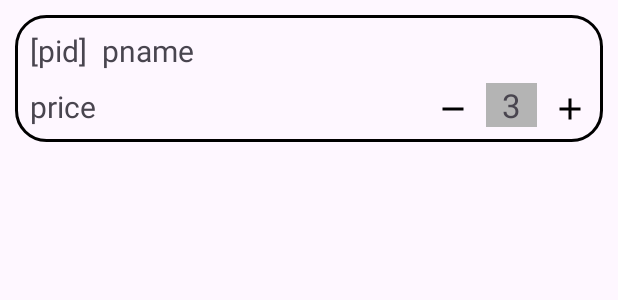
After one commit to Git-DXJasper/ECart-App, an Android app: the layout vh_incart_item.xml on its own in the app's theme, with its tools: preview values and no code run, on a phone screen of 412 x 824 dp. The commit adds this screen. Shown: the top 300 px of the screen. Run offline under Robolectric (Android 15) with nearby library versions, the phone set to English and light mode, and no system bars.

Commit message:
implemented add to cart feautre, now items in cart is stored in RoomDB

```diff
--- a/app/src/main/java/com/dongze/ecart/view/cart/CartFragment.kt
+++ b/app/src/main/java/com/dongze/ecart/view/cart/CartFragment.kt
@@ -25,8 +25,7 @@ class CartFragment : Fragment() {
 
     override fun onViewCreated(view: View, savedInstanceState: Bundle?) {
         super.onViewCreated(view, savedInstanceState)
-
-        val fragList = listOf<Fragment>(CartItemsFragment(),DeliveryFragment(),PaymentFragment(),SummaryFragment())
+        val fragList = listOf(CartItemsFragment(),DeliveryFragment(),PaymentFragment(),SummaryFragment())
         binding.vp2.adapter = CheckOutVPAdapter(fragList, requireActivity())
         binding.tabLayout.setTabTextColors(
             ContextCompat.getColor(requireContext(), android.R.color.white), // Unselected color
--- /dev/null
+++ b/app/src/main/res/drawable/icon_minus.xml
@@ -0,0 +1,5 @@
+<vector xmlns:android="http://schemas.android.com/apk/res/android" android:height="24dp" android:tint="#000000" android:viewportHeight="24" android:viewportWidth="24" android:width="24dp">
+
+    <path android:fillColor="@android:color/white" android:pathData="M19,13H5v-2h14v2z"/>
+
+</vector>
--- /dev/null
+++ b/app/src/main/res/layout/vh_incart_item.xml
@@ -0,0 +1,71 @@
+<?xml version="1.0" encoding="utf-8"?>
+<androidx.constraintlayout.widget.ConstraintLayout xmlns:android="http://schemas.android.com/apk/res/android"
+    android:layout_width="match_parent"
+    android:layout_height="wrap_content"
+    xmlns:app="http://schemas.android.com/apk/res-auto"
+    android:background="@drawable/shape_round_border"
+    xmlns:tools="http://schemas.android.com/tools"
+    android:layout_margin="10dp">
+
+    <TextView
+        android:id="@+id/txt_pid"
+        android:layout_width="wrap_content"
+        android:layout_height="wrap_content"
+        android:textSize="20sp"
+        tools:text="[pid]"
+        android:layout_margin="10dp"
+        app:layout_constraintTop_toTopOf="parent"
+        app:layout_constraintStart_toStartOf="parent"/>
+
+    <TextView
+        android:id="@+id/txt_pname"
+        android:layout_width="wrap_content"
+        android:layout_height="wrap_content"
+        android:textSize="20sp"
+        tools:text="pname"
+        android:layout_margin="10dp"
+        app:layout_constraintTop_toTopOf="parent"
+        app:layout_constraintStart_toEndOf="@id/txt_pid"/>
+
+    <TextView
+        android:id="@+id/txt_price"
+        android:layout_width="wrap_content"
+        android:layout_height="wrap_content"
+        android:textSize="20sp"
+        tools:text="price"
+        android:layout_margin="10dp"
+        app:layout_constraintTop_toBottomOf="@id/txt_pid"
+        app:layout_constraintStart_toStartOf="parent"
+        app:layout_constraintBottom_toBottomOf="parent"/>
+
+    <TextView
+        android:id="@+id/txt_qty"
+        android:layout_width="wrap_content"
+        android:layout_height="wrap_content"
+        android:background="#B4B4B4"
+        tools:text="  3  "
+        android:textSize="22sp"
+        app:layout_constraintBottom_toBottomOf="parent"
+        android:layout_margin="10dp"
+        app:layout_constraintEnd_toStartOf="@id/btn_increase_qty"/>
+
+    <androidx.appcompat.widget.AppCompatImageView
+        android:id="@+id/btn_increase_qty"
+        android:layout_width="wrap_content"
+        android:layout_height="wrap_content"
+        android:src="@drawable/icon_add"
+        app:layout_constraintBottom_toBottomOf="parent"
+        android:layout_margin="10dp"
+        app:layout_constraintEnd_toEndOf="parent"/>
+
+    <androidx.appcompat.widget.AppCompatImageView
+        android:id="@+id/btn_decrease_qty"
+        android:layout_width="wrap_content"
+        android:layout_height="wrap_content"
+        android:src="@drawable/icon_minus"
+        app:layout_constraintBottom_toBottomOf="parent"
+        android:layout_margin="10dp"
+        app:layout_constraintEnd_toStartOf="@id/txt_qty"/>
+
+
+</androidx.constraintlayout.widget.ConstraintLayout>
```
Also changed, not shown: app/src/main/java/com/dongze/ecart/model/local/AppDatabase.kt (added, +26 -0 lines), app/src/main/java/com/dongze/ecart/model/local/DBConstants.kt (added, +12 -0 lines), app/src/main/java/com/dongze/ecart/model/local/InCartItem.kt (added, +24 -0 lines), app/src/main/java/com/dongze/ecart/model/local/InCartItemDao.kt (added, +24 -0 lines), app/src/main/java/com/dongze/ecart/model/local/InCartItemPrimaryKey.kt (added, +10 -0 lines), app/src/main/java/com/dongze/ecart/view/cart/CartItemsFragment.kt (+34 -3 lines), app/src/main/java/com/dongze/ecart/view/cart/InCartItemAdapter.kt (added, +21 -0 lines), app/src/main/java/com/dongze/ecart/view/cart/InCartItemViewHolder.kt (added, +16 -0 lines), app/src/main/java/com/dongze/ecart/view/category/ProductViewHolder.kt (+6 -6 lines), app/src/main/java/com/dongze/ecart/view/dashboard/ProductDetailFragment.kt (+14 -1 lines), app/src/main/java/com/dongze/ecart/viewModel/RoomDBViewModel.kt (added, +39 -0 lines), app/src/main/java/com/dongze/ecart/viewModel/RoomDBViewModelFactory.kt (added, +14 -0 lines), app/src/main/res/layout/fragment_cart_items.xml (+9 -0 lines).
